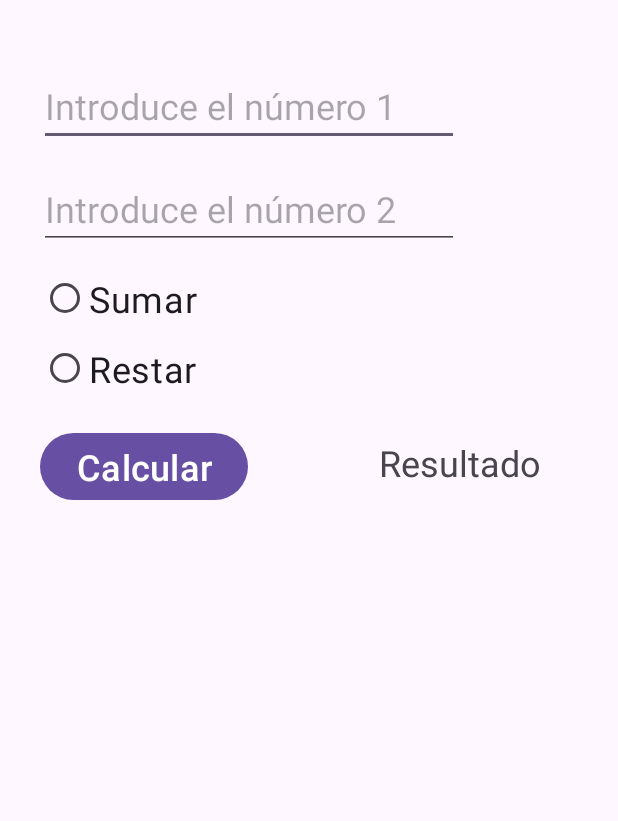
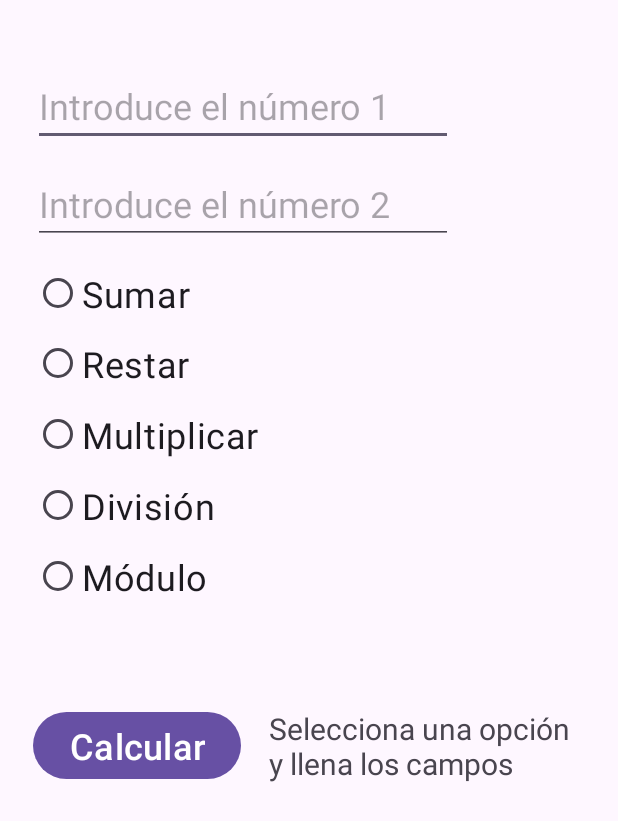
Before and after one commit to IvBanzaga/ButtonRadioCalcular, an Android app: the screen it shows after launch (MainActivity), after a tap on "Calcular", on a phone screen of 412 x 824 dp. Shown: the top 821 px of the screen. Run offline under Robolectric (Android 15) with nearby library versions, the phone set to English and light mode, and no system bars.

```diff
--- a/app/src/main/java/com/vanzaga/buttonradiocalcular/MainActivity.java
+++ b/app/src/main/java/com/vanzaga/buttonradiocalcular/MainActivity.java
@@ -6,54 +6,134 @@ import android.widget.EditText;
 import android.widget.RadioButton;
 import android.widget.TextView;
 
-import androidx.activity.EdgeToEdge;
 import androidx.appcompat.app.AppCompatActivity;
-import androidx.core.graphics.Insets;
-import androidx.core.view.ViewCompat;
-import androidx.core.view.WindowInsetsCompat;
+import androidx.core.text.HtmlCompat;
 
 public class MainActivity extends AppCompatActivity {
 
     private EditText etNum1, etNum2;
     private TextView tvResultado;
-    private RadioButton rbSuma, rbResta;
+    private RadioButton rbSuma, rbResta, rbMultiplicar, rbDivision, rbModulo;
 
     @Override
     protected void onCreate(Bundle savedInstanceState) {
         super.onCreate(savedInstanceState);
-        //EdgeToEdge.enable(this);
         setContentView(R.layout.activity_main);
-        /*ViewCompat.setOnApplyWindowInsetsListener(findViewById(R.id.main), (v, insets) -> {
-            Insets systemBars = insets.getInsets(WindowInsetsCompat.Type.systemBars());
-            v.setPadding(systemBars.left, systemBars.top, systemBars.right, systemBars.bottom);
-            return insets;
-        });*/
 
-        etNum1 = (EditText) findViewById(R.id.txt_num1);
-        etNum2 = (EditText) findViewById(R.id.txt_num2);
-        tvResultado = (TextView) findViewById(R.id.text_resultado);
-        rbSuma = (RadioButton) findViewById(R.id.radio_button_1);
-        rbResta = (RadioButton) findViewById(R.id.radio_button_2);
+        etNum1 = findViewById(R.id.txt_num1);
+        etNum2 = findViewById(R.id.txt_num2);
+        tvResultado = findViewById(R.id.text_resultado);
+        rbSuma = findViewById(R.id.radio_button_1);
+        rbResta = findViewById(R.id.radio_button_2);
+        rbMultiplicar = findViewById(R.id.radio_button_multiplicar);
+        rbDivision = findViewById(R.id.radio_button_dividir);
+        rbModulo = findViewById(R.id.radio_button_modulo);
     }
 
     public void calcular(View view) {
         String num1 = etNum1.getText().toString();
         String num2 = etNum2.getText().toString();
+        String resultado = "" ;
+        int opcion = 0;
+
+        if (!num1.isEmpty() && !num2.isEmpty()) {
+                double n1 = Double.parseDouble(num1);
+                double n2 = Double.parseDouble(num2);
+
+                if (rbSuma.isChecked()) {
+                    opcion = 1;
+                } else if (rbResta.isChecked()) {
+                    opcion = 2;
+                } else if (rbMultiplicar.isChecked()) {
+                    opcion = 3;
+                } else if (rbDivision.isChecked()) {
+                    opcion = 4;
+                } else if (rbModulo.isChecked()) {
+                    opcion = 5;
+                }
+
+                switch (opcion) {
+                    case 1:
+                        double suma = n1 + n2;
+                        resultado = String.format("%.2f", suma);
+                        break;
+
+                    case 2:
+                        double resta = n1 - n2;
+                        if (n2 > n1) {
+                            resta = n2 - n1;
+                        }
+                        resultado = String.format("%.2f", resta);
+                        break;
+
+                    case 3:
+                        double multiplicar = n1 * n2;
+                        resultado = String.format("%.2f", multiplicar);
+                        break;
+
+                    case 4:
+                        double division = n1 / n2;
+                        resultado = String.format("%.2f", division);
+                        break;
+
+                    case 5:
+                        double modulo = n1 % n2;
+                        resultado = String.format("%.2f", modulo);
+                        break;
+
+                    default:
+                        resultado = "Selecciona una opción";
+                        break;
+                }
+
+                tvResultado.setText(resultado);
+
+        } else {
+            tvResultado.setText(HtmlCompat.fromHtml(getString(R.string.mensaje), HtmlCompat.FROM_HTML_MODE_LEGACY));
+        }
+    }
+}
+
+    /*public void calcular(View view) {
+        String num1 = etNum1.getText().toString();
+        String num2 = etNum2.getText().toString();
+
+        if (!num1.isEmpty() && !num2.isEmpty()) {
 
             double n1 = Double.parseDouble(num1);
             double n2 = Double.parseDouble(num2);
 
-        if (rbSuma.isChecked() == true){
+            if (rbSuma.isChecked() == true) {
                 double suma = n1 + n2;
-            // converftimos el valor suma entero a string es hacer un casting
-            //String resultado = String.valueOf(suma);
+                // Converftimos el valor suma entero a string es hacer un casting
+                // String resultado = String.valueOf(suma);
                 String resultado = String.format("%.2f", suma);
                 tvResultado.setText(resultado);
-        } else if (rbResta.isChecked() == true){
+            } else if (rbResta.isChecked() == true) {
                 double resta = n1 - n2;
-            //String resultado = String.valueOf(resta);
+                if (n2 > n1) {
+                    resta = n2 - n1;
+                }
+                // String resultado = String.valueOf(resta);
                 String resultado = String.format("%.2f", resta);
                 tvResultado.setText(resultado);
+            } else if (rbMultiplicar.isChecked() == true) {
+                double multiplicar = n1 * n2;
+                // String resultado = String.valueOf(multiplicar);
+                String resultado = String.format("%.2f", multiplicar);
+                tvResultado.setText(resultado);
+            } else if (rbDivision.isChecked() == true) {
+                double division = n1 / n2;
+                // String resultado = String.valueOf(division);
+                String resultado = String.format("%.2f", division);
+                tvResultado.setText(resultado);
+            } else if (rbModulo.isChecked() == true) {
+                double modulo = n1 % n2;
+                // String resultado = String.valueOf(modulo);
+                String resultado = String.format("%.2f", modulo);
+                tvResultado.setText(resultado);
             }
+        } else {
+            tvResultado.setText(HtmlCompat.fromHtml(getString(R.string.mensaje), HtmlCompat.FROM_HTML_MODE_LEGACY));
         }
-}
+    }*/
--- a/app/src/main/res/layout/activity_main.xml
+++ b/app/src/main/res/layout/activity_main.xml
@@ -17,7 +17,7 @@
         android:inputType="text"
         android:textSize="24sp"
         app:layout_constraintEnd_toEndOf="parent"
-        app:layout_constraintHorizontal_bias="0.199"
+        app:layout_constraintHorizontal_bias="0.165"
         app:layout_constraintStart_toStartOf="parent"
         app:layout_constraintTop_toTopOf="parent" />
 
@@ -25,13 +25,13 @@
         android:id="@+id/txt_num2"
         android:layout_width="wrap_content"
         android:layout_height="wrap_content"
-        android:layout_marginTop="15dp"
+        android:layout_marginTop="12dp"
         android:ems="10"
         android:hint="@string/txt_Introduce_el_numero_2"
         android:inputType="text"
         android:textSize="24sp"
         app:layout_constraintEnd_toEndOf="parent"
-        app:layout_constraintHorizontal_bias="0.199"
+        app:layout_constraintHorizontal_bias="0.165"
         app:layout_constraintStart_toStartOf="parent"
         app:layout_constraintTop_toBottomOf="@+id/txt_num1" />
 
@@ -39,31 +39,31 @@
         android:id="@+id/button"
         android:layout_width="wrap_content"
         android:layout_height="wrap_content"
-        android:layout_marginTop="15dp"
+        android:layout_marginTop="36dp"
         android:onClick="calcular"
         android:text="@string/txt_Calcular"
         android:textSize="24sp"
         app:layout_constraintEnd_toEndOf="parent"
-        app:layout_constraintHorizontal_bias="0.098"
+        app:layout_constraintHorizontal_bias="0.08"
         app:layout_constraintStart_toStartOf="parent"
         app:layout_constraintTop_toBottomOf="@+id/radioGroup" />
 
     <TextView
         android:id="@+id/text_resultado"
-        android:layout_width="110dp"
-        android:layout_height="32dp"
-        android:layout_marginTop="292dp"
+        android:layout_width="214dp"
+        android:layout_height="57dp"
+        android:layout_marginTop="472dp"
         android:text="@string/txt_Resultado"
-        android:textSize="24sp"
+        android:lines="3"
+        android:textSize="20sp"
         app:layout_constraintEnd_toEndOf="parent"
-        app:layout_constraintHorizontal_bias="0.639"
         app:layout_constraintStart_toEndOf="@+id/button"
         app:layout_constraintTop_toTopOf="parent" />
 
     <RadioGroup
         android:id="@+id/radioGroup"
-        android:layout_width="225dp"
-        android:layout_height="wrap_content"
+        android:layout_width="256dp"
+        android:layout_height="262dp"
         android:layout_marginTop="10dp"
         app:layout_constraintEnd_toEndOf="parent"
         app:layout_constraintHorizontal_bias="0.145"
@@ -86,5 +86,29 @@
             android:text="@string/txt_Restar"
             android:textSize="24sp" />
 
+        <RadioButton
+            android:id="@+id/radio_button_multiplicar"
+            android:layout_width="185dp"
+            android:layout_height="47dp"
+            android:layout_marginTop="0dp"
+            android:text="Multiplicar"
+            android:textSize="24sp" />
+
+        <RadioButton
+            android:id="@+id/radio_button_dividir"
+            android:layout_width="185dp"
+            android:layout_height="47dp"
+            android:layout_marginTop="0dp"
+            android:text="División"
+            android:textSize="24sp" />
+
+        <RadioButton
+            android:id="@+id/radio_button_modulo"
+            android:layout_width="185dp"
+            android:layout_height="47dp"
+            android:layout_marginTop="0dp"
+            android:text="Módulo"
+            android:textSize="24sp" />
+
     </RadioGroup>
 </androidx.constraintlayout.widget.ConstraintLayout>
--- a/app/src/main/res/values/strings.xml
+++ b/app/src/main/res/values/strings.xml
@@ -6,4 +6,5 @@
     <string name="txt_Restar">Restar</string>
     <string name="txt_Calcular">Calcular</string>
     <string name="txt_Resultado">Resultado</string>
+    <string name="mensaje">"Selecciona una opción \ny llena los \ncampos"</string>
 </resources>
```
Lines whose indentation alone changed are shown as unchanged.
